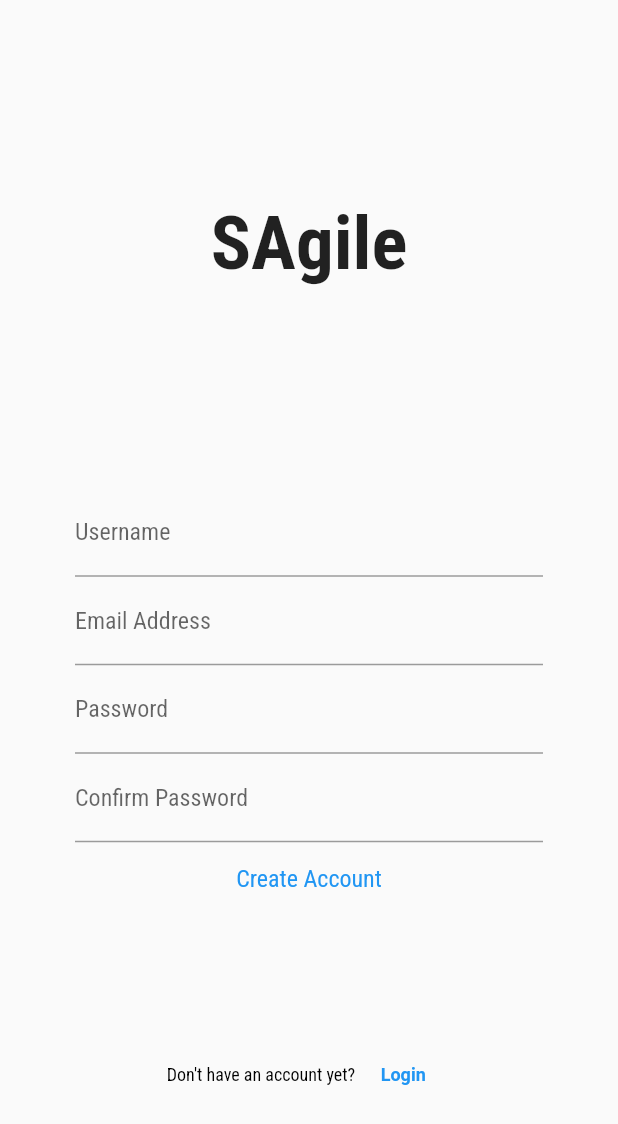
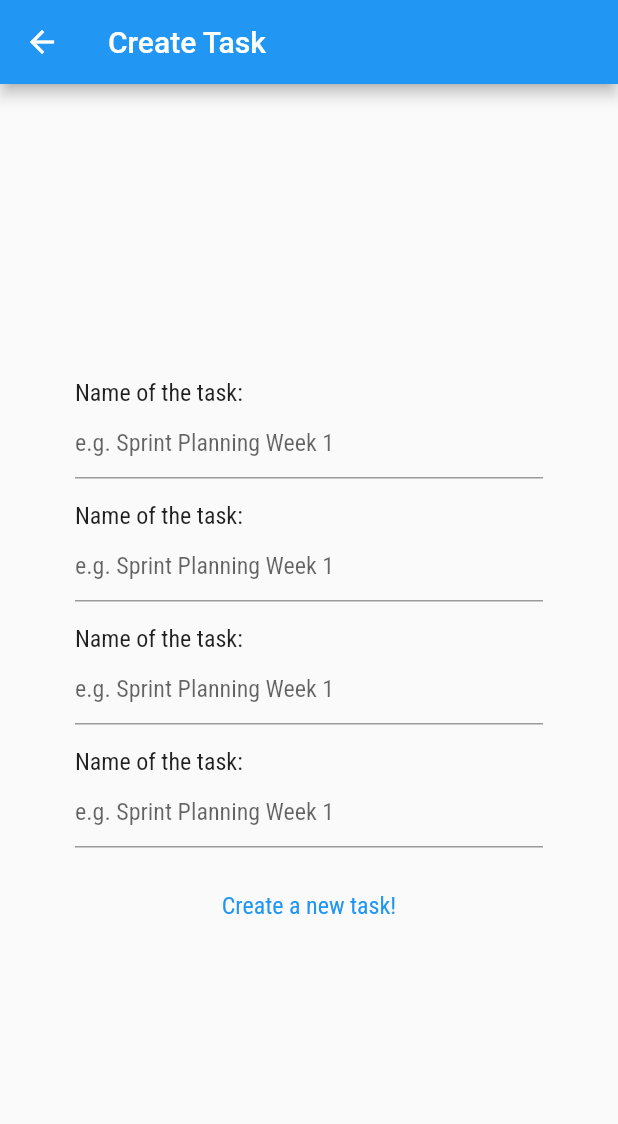
Before and after one commit to manzajp/sagile-mobile-main, a Flutter app: the screen it shows after launch, on a phone screen of 412 x 824 dp. Shown: the top 1124 px of the screen. Run offline on Flutter 3.47's test engine with Material 2 defaults, Android fonts, the phone set to English and light mode, and no system bars; our stand-ins replace google_fonts.

Commit message:
no route access

```diff
--- a/lib/main.dart
+++ b/lib/main.dart
@@ -1,11 +1,15 @@
 import 'package:flutter/material.dart';
-// import 'package:sagile_mobile_main/pages/login_application.dart';
-
-// Widget homeWidget = const LoginWidget();
-
+import 'package:sagile_mobile_main/pages/create_task_application.dart';
+import 'package:sagile_mobile_main/pages/login_application.dart';
 import 'package:sagile_mobile_main/pages/register_application.dart';
 
-Widget homeWidget = const RegisterWidget();
+Widget loginPage = const LoginWidget();
+Widget registerPage = const RegisterWidget();
+Widget taskcreatePage = const TaskCreateWidget();
+
+// Widget homePage = loginPage;
+// Widget homePage = registerPage;
+Widget homePage = taskcreatePage;
 
 void main() {
   runApp(const SAgile());
@@ -22,7 +26,7 @@ class SAgile extends StatelessWidget {
       theme: ThemeData(
         primarySwatch: Colors.blue,
       ),
-      home: homeWidget,
+      home: homePage,
     );
   }
 }
--- a/lib/pages/create_task_application.dart
+++ b/lib/pages/create_task_application.dart
@@ -0,0 +1,127 @@
+import 'package:flutter/material.dart';
+import 'package:google_fonts/google_fonts.dart';
+
+class TaskCreateWidget extends StatefulWidget {
+  const TaskCreateWidget({Key? key}) : super(key: key);
+  @override
+  _TaskCreateWidgetState createState() => _TaskCreateWidgetState();
+}
+
+class _TaskCreateWidgetState extends State<TaskCreateWidget> {
+  @override
+  Widget build(BuildContext context) {
+    return Scaffold(
+      appBar: AppBar(
+        title: const Text("Create Task"),
+        leading: IconButton(
+          icon: const Icon(Icons.arrow_back),
+          onPressed: () {},
+        ),
+      ),
+      body: Column(
+          mainAxisAlignment: MainAxisAlignment.spaceEvenly,
+          mainAxisSize: MainAxisSize.max,
+          crossAxisAlignment: CrossAxisAlignment.center,
+          children: [
+            Container(
+              padding: const EdgeInsets.symmetric(horizontal: 50),
+              child: Column(
+                  mainAxisAlignment: MainAxisAlignment.start,
+                  mainAxisSize: MainAxisSize.max,
+                  crossAxisAlignment: CrossAxisAlignment.center,
+                  children: [
+                    Container(
+                      padding: const EdgeInsets.only(bottom: 15),
+                      child: Column(
+                        crossAxisAlignment: CrossAxisAlignment.start,
+                        children: [
+                          Text(
+                            "Name of the task:",
+                            style: GoogleFonts.robotoCondensed(
+                                fontSize: 16.0, fontWeight: FontWeight.normal),
+                          ),
+                          TextField(
+                            style: GoogleFonts.robotoCondensed(
+                                fontSize: 16.0, fontWeight: FontWeight.normal),
+                            decoration: const InputDecoration(
+                              hintText: 'e.g. Sprint Planning Week 1',
+                            ),
+                          ),
+                        ],
+                      ),
+                    ),
+                    Container(
+                      padding: const EdgeInsets.only(bottom: 15),
+                      child: Column(
+                        crossAxisAlignment: CrossAxisAlignment.start,
+                        children: [
+                          Text(
+                            "Name of the task:",
+                            style: GoogleFonts.robotoCondensed(
+                                fontSize: 16.0, fontWeight: FontWeight.normal),
+                          ),
+                          TextField(
+                            style: GoogleFonts.robotoCondensed(
+                                fontSize: 16.0, fontWeight: FontWeight.normal),
+                            decoration: const InputDecoration(
+                              hintText: 'e.g. Sprint Planning Week 1',
+                            ),
+                          ),
+                        ],
+                      ),
+                    ),
+                    Container(
+                      padding: const EdgeInsets.only(bottom: 15),
+                      child: Column(
+                        crossAxisAlignment: CrossAxisAlignment.start,
+                        children: [
+                          Text(
+                            "Name of the task:",
+                            style: GoogleFonts.robotoCondensed(
+                                fontSize: 16.0, fontWeight: FontWeight.normal),
+                          ),
+                          TextField(
+                            style: GoogleFonts.robotoCondensed(
+                                fontSize: 16.0, fontWeight: FontWeight.normal),
+                            decoration: const InputDecoration(
+                              hintText: 'e.g. Sprint Planning Week 1',
+                            ),
+                          ),
+                        ],
+                      ),
+                    ),
+                    Container(
+                      padding: const EdgeInsets.only(bottom: 15),
+                      child: Column(
+                        crossAxisAlignment: CrossAxisAlignment.start,
+                        children: [
+                          Text(
+                            "Name of the task:",
+                            style: GoogleFonts.robotoCondensed(
+                                fontSize: 16.0, fontWeight: FontWeight.normal),
+                          ),
+                          TextField(
+                            style: GoogleFonts.robotoCondensed(
+                                fontSize: 16.0, fontWeight: FontWeight.normal),
+                            decoration: const InputDecoration(
+                              hintText: 'e.g. Sprint Planning Week 1',
+                            ),
+                          ),
+                        ],
+                      ),
+                    ),
+                    TextButton(
+                        onPressed: buttonPressed,
+                        child: Text(
+                          "Create a new task!",
+                          style: GoogleFonts.robotoCondensed(
+                              fontSize: 16, fontWeight: FontWeight.normal),
+                        ))
+                  ]),
+            ),
+          ]),
+    );
+  }
+
+  void buttonPressed() {}
+}
```
